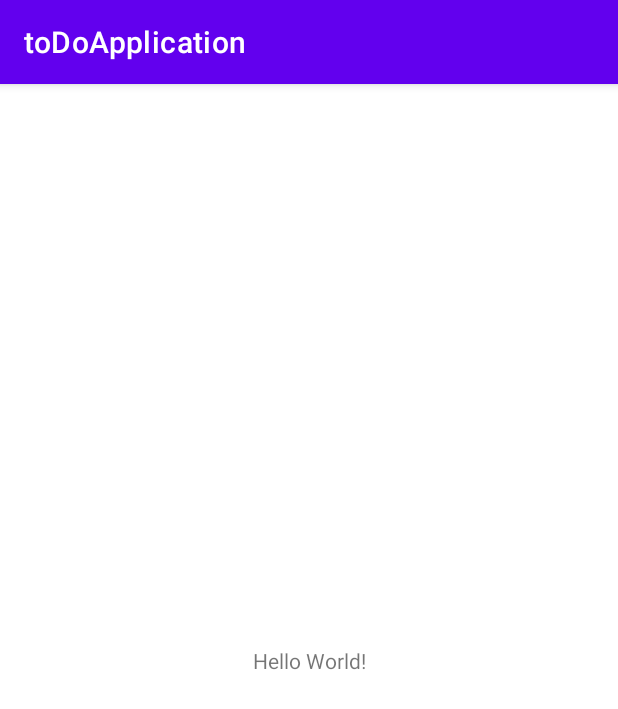
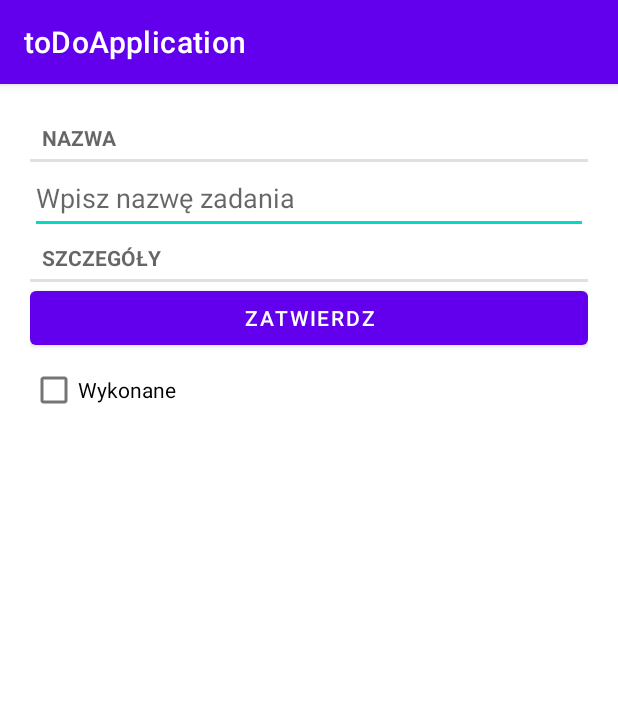
Before and after one commit to rzymski/toDoApplication, an Android app: the screen it shows after launch (MainActivity before the commit, TaskListActivity after it), on a phone screen of 412 x 824 dp. Shown: the top 709 px of the screen. Run offline under Robolectric (Android 15) with nearby library versions, the phone set to English and light mode, and no system bars.

Commit message:
Not work

```diff
--- a/app/build.gradle
+++ b/app/build.gradle
@@ -36,4 +36,6 @@ dependencies {
     testImplementation 'junit:junit:4.13.2'
     androidTestImplementation 'androidx.test.ext:junit:1.1.3'
     androidTestImplementation 'androidx.test.espresso:espresso-core:3.4.0'
+
+    implementation 'androidx.recyclerview:recyclerview:1.2.1'
 }
--- /dev/null
+++ b/app/src/main/java/pl/edu/pb/todoapplication/SingleFragmentActivity.java
@@ -0,0 +1,27 @@
+package pl.edu.pb.todoapplication;
+
+import android.os.Bundle;
+import android.util.Log;
+
+import androidx.appcompat.app.AppCompatActivity;
+import androidx.fragment.app.Fragment;
+import androidx.fragment.app.FragmentManager;
+
+public abstract class SingleFragmentActivity extends AppCompatActivity {
+    protected abstract Fragment createFragment();
+
+    @Override
+    protected void onCreate(Bundle savedInstanceState) {
+        super.onCreate(savedInstanceState);
+        //setContentView(R.layout.activity_main);
+        Log.d("AbstractClass","Wywolano: onCREATE abstract class");
+
+        FragmentManager fragmentManager = getSupportFragmentManager();
+        Fragment fragment = fragmentManager.findFragmentById(R.id.fragment_container);
+        if(fragment == null){
+            //fragment = new TaskFragment();
+            fragment = createFragment();
+            fragmentManager.beginTransaction().add(R.id.fragment_container, fragment).commit();
+        }
+    }
+}
--- /dev/null
+++ b/app/src/main/java/pl/edu/pb/todoapplication/Task.java
@@ -0,0 +1,35 @@
+package pl.edu.pb.todoapplication;
+
+import java.util.Date;
+import java.util.UUID;
+
+public class Task {
+    private UUID id;
+    private String name;
+    private Date date;
+    private boolean done;
+
+    public Task()
+    {
+        id = UUID.randomUUID();
+        date = new Date();
+    }
+
+    public Date getDate()
+    {
+        return date;
+    }
+    public String getName() {return name; }
+
+    public boolean isDone()
+    {
+        return done;
+    }
+
+    public void setDone(boolean value)
+    {
+        done = value;
+    }
+    public void setName(String value) { name = value; }
+    public UUID getId() { return id; }
+}
--- /dev/null
+++ b/app/src/main/java/pl/edu/pb/todoapplication/TaskFragment.java
@@ -0,0 +1,120 @@
+package pl.edu.pb.todoapplication;
+
+import android.os.Bundle;
+import android.text.Editable;
+import android.text.TextWatcher;
+import android.util.Log;
+import android.view.LayoutInflater;
+import android.view.View;
+import android.view.ViewGroup;
+import android.widget.Button;
+import android.widget.EditText;
+import android.widget.CheckBox;
+
+import androidx.annotation.NonNull;
+import androidx.annotation.Nullable;
+import androidx.fragment.app.Fragment;
+
+import java.util.UUID;
+
+public class TaskFragment extends Fragment {
+    private Task task;
+    public static final String ARG_TASK_ID = "ARG_TASK_ID";
+
+    public static TaskFragment newInstance(UUID taskId){
+        Bundle bundle = new Bundle();
+        bundle.putSerializable(ARG_TASK_ID, taskId);
+        TaskFragment taskFragment = new TaskFragment();
+        taskFragment.setArguments(bundle);
+        return taskFragment;
+    }
+
+    @Override
+    public void onCreate(Bundle savedInstanceState) {
+        super.onCreate(savedInstanceState);
+        Log.d("TaskFragment","Wywolano: onCreateTaskFragment");
+        //task = new Task();
+        UUID taskID = (UUID) getArguments().getSerializable(ARG_TASK_ID);
+        task = TaskStorage.getInstance().getTask(taskID);
+    }
+
+    @Override
+    public View onCreateView(@NonNull LayoutInflater inflater, @Nullable ViewGroup container, Bundle savedInstanceState) {
+        Log.d("TaskFragment","Wywolano: onCreateView");
+        if (container != null) {
+            EditText nameField = container.findViewById(R.id.task_name);
+            if(nameField != null) {
+                nameField.addTextChangedListener(new TextWatcher() {
+                    @Override
+                    public void beforeTextChanged(CharSequence charSequence, int i, int i1, int i2) {
+                        Log.d("TaskFragment","Wywolano: onCreateView beforeTextChanged");
+                    }
+
+                    @Override
+                    public void onTextChanged(CharSequence charSequence, int i, int i1, int i2) {
+                        task.setName(charSequence.toString());
+                        Log.d("TaskFragment","Wywolano: onCreateView onTextChanged");
+                    }
+
+                    @Override
+                    public void afterTextChanged(Editable editable) {
+                        Log.d("TaskFragment","Wywolano: onCreateView afterTextChanged");
+                    }
+                });
+            }
+
+            Button dateButton = container.findViewById(R.id.task_date);
+            if (dateButton != null) {
+                dateButton.setText(task.getDate().toString());
+                dateButton.setEnabled(false);
+                Log.d("TaskFragment","Wywolano: onCreateView button click");
+            }
+
+            CheckBox doneCheckBox = container.findViewById(R.id.task_done);
+            if (doneCheckBox != null) {
+                doneCheckBox.setChecked(task.isDone());
+                doneCheckBox.setOnCheckedChangeListener((buttonView, isChecked) -> task.setDone(isChecked));
+                Log.d("TaskFragment","Wywolano: onCreateView check change");
+            }
+        }
+
+        /*if (container != null) {
+            EditText nameField = container.findViewById(R.id.task_name);
+            if(nameField != null) {
+                nameField.addTextChangedListener(new TextWatcher() {
+                    @Override
+                    public void beforeTextChanged(CharSequence charSequence, int i, int i1, int i2) {
+                        Log.d("TaskFragment","Wywolano: onCreateView beforeTextChanged");
+                    }
+
+                    @Override
+                    public void onTextChanged(CharSequence charSequence, int i, int i1, int i2) {
+                        task.setName(charSequence.toString());
+                        Log.d("TaskFragment","Wywolano: onCreateView onTextChanged");
+                    }
+
+                    @Override
+                    public void afterTextChanged(Editable editable) {
+                        Log.d("TaskFragment","Wywolano: onCreateView afterTextChanged");
+                    }
+                });
+            }
+
+            Button dateButton = container.findViewById(R.id.task_date);
+            if (dateButton != null) {
+                dateButton.setText(task.getDate().toString());
+                dateButton.setEnabled(false);
+            }
+            CheckBox doneCheckBox = container.findViewById(R.id.task_done);
+            if (doneCheckBox != null) {
+                doneCheckBox.setChecked(task.isDone());
+                doneCheckBox.setOnCheckedChangeListener((buttonView, isChecked) -> task.setDone(isChecked));
+            }
+        }*/
+        Log.d("TaskFragment","Wywolano: onCreateView end");
+        return inflater.inflate(R.layout.fragment_task, container, false);
+        //return inflater.inflate(R.layout.fragment_task, container, false);
+        //return super.onCreateView(inflater, container, savedInstanceState);
+    }
+
+}
--- /dev/null
+++ b/app/src/main/java/pl/edu/pb/todoapplication/TaskListActivity.java
@@ -0,0 +1,29 @@
+package pl.edu.pb.todoapplication;
+
+import androidx.appcompat.app.AppCompatActivity;
+import androidx.fragment.app.Fragment;
+
+import android.os.Bundle;
+import android.util.Log;
+
+import java.util.UUID;
+
+public class TaskListActivity extends SingleFragmentActivity {
+    @Override
+    protected Fragment createFragment() {
+        Log.d("TaskListActivity","Wywolano: TaskList createfragment crateFragment");
+        //return new TaskFragment();
+        UUID taskId = (UUID) getIntent().getSerializableExtra(TaskListFragment.KEY_EXTRA_TASK_ID);
+        return TaskFragment.newInstance(taskId);
+    }
+
+    @Override
+    protected void onCreate(Bundle savedInstanceState) {
+        super.onCreate(savedInstanceState);
+        //setContentView(R.layout.fragment_task);
+        Log.d("TaskListActivity","Wywolano: createfragment TaskListActivity");
+        //createFragment();
+
+        setContentView(R.layout.activity_main);
+    }
+}
--- /dev/null
+++ b/app/src/main/java/pl/edu/pb/todoapplication/TaskStorage.java
@@ -0,0 +1,46 @@
+package pl.edu.pb.todoapplication;
+
+import android.os.Build;
+
+import androidx.annotation.RequiresApi;
+
+import java.util.ArrayList;
+import java.util.List;
+import java.util.Optional;
+import java.util.UUID;
+
+public class TaskStorage {
+    private static final TaskStorage taskStorage = new TaskStorage();
+    private final List<Task> tasks;
+
+    private TaskStorage() {
+        tasks = new ArrayList<>();
+        for(int i=0; i<= 150; i++)
+        {
+            Task task = new Task();
+            task.setName("Pilne zadanie numer: " + i);
+            task.setDone(i%3 == 0);
+            tasks.add(task);
+        }
+    }
+    public static TaskStorage getInstance() { return taskStorage; }
+    public List<Task> getTasks() { return tasks; }
+    public Task getTaskById(int id)
+    {
+        return tasks.get(id);
+    }
+
+    /*@RequiresApi(api = Build.VERSION_CODES.N)
+    public Optional<Task> getTask(UUID id) {
+        return tasks.stream()
+                .filter(task -> task.getId().equals(id))
+                .findFirst();
+    }*/
+
+    public Task getTask(UUID id) {
+        for(int i=0; i<tasks.size(); i++)
+            if(tasks.get(i).getId() == id)
+                return tasks.get(i);
+        return null;
+    }
+}
--- a/app/src/main/res/layout/activity_main.xml
+++ b/app/src/main/res/layout/activity_main.xml
@@ -1,5 +1,6 @@
 <?xml version="1.0" encoding="utf-8"?>
-<androidx.constraintlayout.widget.ConstraintLayout xmlns:android="http://schemas.android.com/apk/res/android"
+
+<!--<androidx.constraintlayout.widget.ConstraintLayout xmlns:android="http://schemas.android.com/apk/res/android"
     xmlns:app="http://schemas.android.com/apk/res-auto"
     xmlns:tools="http://schemas.android.com/tools"
     android:layout_width="match_parent"
@@ -15,4 +16,9 @@
         app:layout_constraintStart_toStartOf="parent"
         app:layout_constraintTop_toTopOf="parent" />
 
-</androidx.constraintlayout.widget.ConstraintLayout>
+</androidx.constraintlayout.widget.ConstraintLayout>-->
+
+<FrameLayout xmlns:android="http://schemas.android.com/apk/res/android"
+    android:id="@+id/fragment_container"
+    android:layout_width="match_parent"
+    android:layout_height="match_parent"/>
--- /dev/null
+++ b/app/src/main/res/layout/fragment_task.xml
@@ -0,0 +1,43 @@
+<?xml version="1.0" encoding="utf-8"?>
+<LinearLayout xmlns:android="http://schemas.android.com/apk/res/android"
+    android:layout_width="match_parent"
+    android:layout_height="match_parent"
+    android:padding="20dp"
+    android:orientation="vertical">
+
+
+    <TextView
+        style="?android:listSeparatorTextViewStyle"
+        android:id="@+id/textView"
+        android:layout_width="match_parent"
+        android:layout_height="wrap_content"
+        android:text="@string/name_label" />
+
+    <EditText
+        android:id="@+id/task_name"
+        android:layout_width="match_parent"
+        android:layout_height="wrap_content"
+        android:hint="@string/name_hint"
+        android:minHeight="48dp"
+        android:inputType="text" />
+
+    <TextView
+        style="?android:listSeparatorTextViewStyle"
+        android:layout_width="match_parent"
+        android:layout_height="wrap_content"
+        android:text="@string/details_label" />
+
+    <Button
+        android:id="@+id/task_date"
+        android:layout_width="match_parent"
+        android:layout_height="wrap_content"
+        android:text="@string/ok" />
+
+    <CheckBox
+        android:id="@+id/task_done"
+        android:layout_width="match_parent"
+        android:layout_height="wrap_content"
+        android:text="@string/done_label"/>
+
+
+</LinearLayout>
--- a/app/src/main/res/values/strings.xml
+++ b/app/src/main/res/values/strings.xml
@@ -1,3 +1,10 @@
 <resources>
     <string name="app_name">toDoApplication</string>
+    <string name="name_label">Nazwa</string>
+    <string name="name_hint">Wpisz nazwę zadania</string>
+    <string name="details_label">Szczegóły</string>
+    <string name="done_label">Wykonane</string>
+
+    <string name="date_label">Date</string>
+    <string name="ok">Zatwierdz</string>
 </resources>
```
Also changed, not shown: app/src/main/AndroidManifest.xml (+8 -2 lines), app/src/main/java/pl/edu/pb/todoapplication/MainActivity.java (+33 -2 lines), app/src/main/java/pl/edu/pb/todoapplication/TaskListFragment.java (added, +103 -0 lines), app/src/main/res/layout/fragment_task_list.xml (added, +8 -0 lines), app/src/main/res/layout/list_item_task.xml (added, +20 -0 lines).
